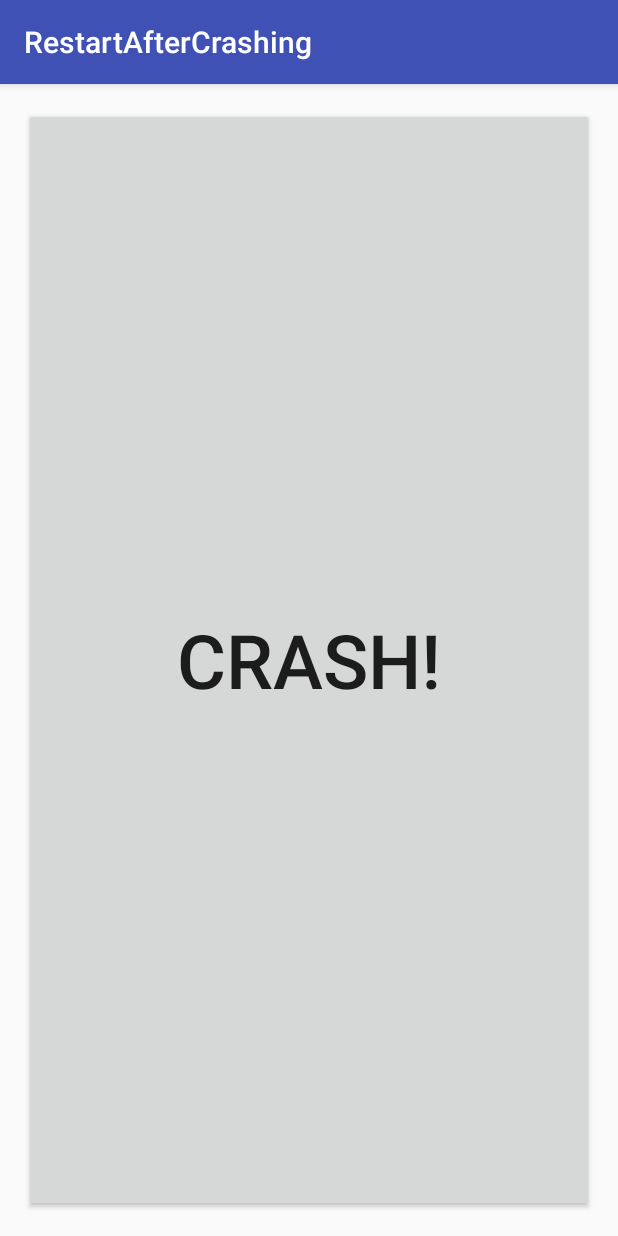
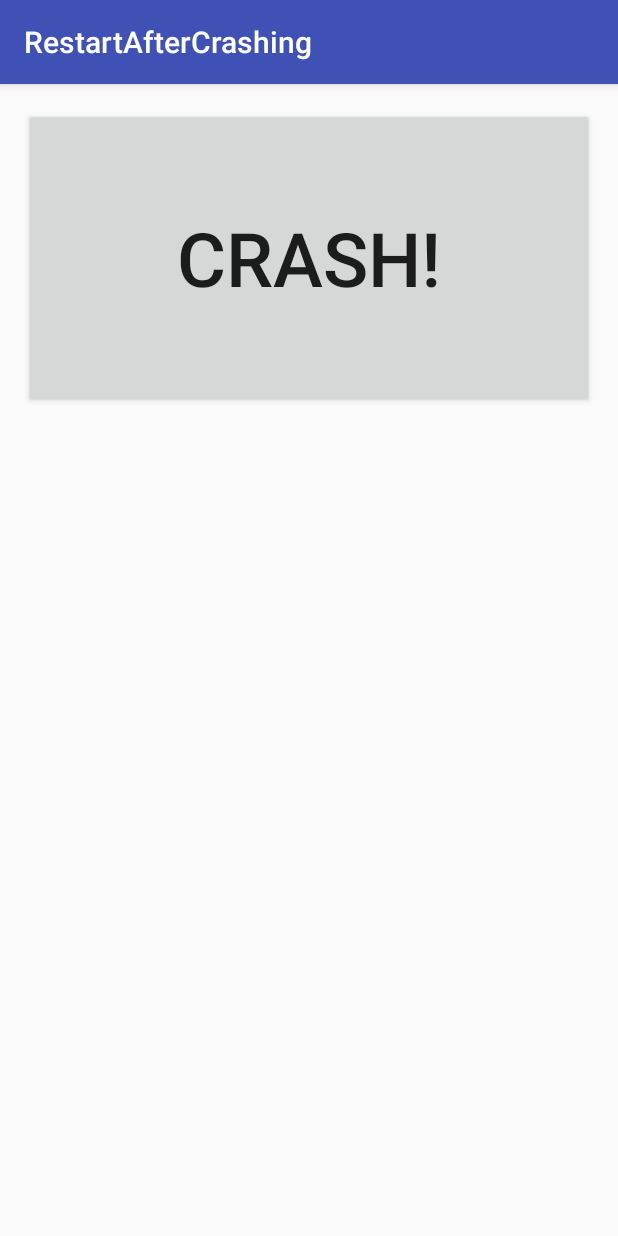
Before and after one commit to jiahaoliuliu/RestartAfterCrash, an Android app: the screen it shows after launch (MainActivity), on a phone screen of 412 x 824 dp. Run offline under Robolectric (Android 15) with nearby library versions, the phone set to English and light mode, and no system bars.

Commit message:
Created the method to cauch and restart the app after a crash

```diff
--- a/app/src/main/AndroidManifest.xml
+++ b/app/src/main/AndroidManifest.xml
@@ -3,6 +3,7 @@
     package="com.jiahaoliuliu.restartaftercrashing">
 
     <application
+        android:name=".MainApplication"
         android:allowBackup="true"
         android:icon="@mipmap/ic_launcher"
         android:label="@string/app_name"
@@ -11,7 +12,6 @@
         <activity android:name=".MainActivity">
             <intent-filter>
                 <action android:name="android.intent.action.MAIN" />
-
                 <category android:name="android.intent.category.LAUNCHER" />
             </intent-filter>
         </activity>
--- a/app/src/main/java/com/jiahaoliuliu/restartaftercrashing/MainActivity.java
+++ b/app/src/main/java/com/jiahaoliuliu/restartaftercrashing/MainActivity.java
@@ -3,15 +3,38 @@ package com.jiahaoliuliu.restartaftercrashing;
 import android.support.v7.app.AppCompatActivity;
 import android.os.Bundle;
 import android.view.View;
+import android.widget.TextView;
 
 public class MainActivity extends AppCompatActivity {
 
     private String crashThisApp;
 
+    // Views
+    private TextView mCrashReportTextView;
+
     @Override
     protected void onCreate(Bundle savedInstanceState) {
         super.onCreate(savedInstanceState);
         setContentView(R.layout.activity_main);
+
+        // link the views
+        mCrashReportTextView = (TextView) findViewById(R.id.crash_report_text_view);
+
+        // If the app has crashed before, show it
+        Bundle extras = getIntent().getExtras();
+        if (extras != null) {
+            StringBuilder stringBuilder = new StringBuilder();
+
+            if (extras.containsKey(MainApplication.INTENT_KEY_UNCAUGHT_EXCEPTION)) {
+                stringBuilder.append(extras.getString(MainApplication.INTENT_KEY_UNCAUGHT_EXCEPTION));
+            }
+
+            if (extras.containsKey(MainApplication.INTENT_KEY_STACK_TRACE)) {
+                stringBuilder.append(extras.getString(MainApplication.INTENT_KEY_STACK_TRACE));
+            }
+
+            mCrashReportTextView.setText(stringBuilder.toString());
+        }
     }
 
     /**
--- /dev/null
+++ b/app/src/main/java/com/jiahaoliuliu/restartaftercrashing/MainApplication.java
@@ -0,0 +1,56 @@
+package com.jiahaoliuliu.restartaftercrashing;
+
+import android.app.Application;
+import android.content.Context;
+import android.content.Intent;
+
+import java.io.PrintWriter;
+import java.io.StringWriter;
+import android.os.Process;
+
+/**
+ * Created by jiahao on 03/11/16.
+ */
+
+public class MainApplication extends Application {
+
+    public static final String INTENT_KEY_UNCAUGHT_EXCEPTION = "UncaughtException";
+    public static final String INTENT_KEY_STACK_TRACE = "StackTrace";
+
+    @Override
+    public void onCreate() {
+        super.onCreate();
+
+        Thread.setDefaultUncaughtExceptionHandler(new MyExceptionHandler(this,
+                MainActivity.class));
+    }
+
+    public class MyExceptionHandler implements
+            java.lang.Thread.UncaughtExceptionHandler {
+        private final Context myContext;
+        private final Class<?> myActivityClass;
+
+        public MyExceptionHandler(Context context, Class<?> c) {
+
+            myContext = context;
+            myActivityClass = c;
+        }
+
+        public void uncaughtException(Thread thread, Throwable exception) {
+
+            StringWriter stackTrace = new StringWriter();
+            exception.printStackTrace(new PrintWriter(stackTrace));
+            System.err.println(stackTrace);// You can use LogCat too
+            Intent intent = new Intent(myContext, myActivityClass);
+            String s = stackTrace.toString();
+            //you can use this String to know what caused the exception and in which Activity
+            intent.putExtra(INTENT_KEY_UNCAUGHT_EXCEPTION,
+                    "Exception is: " + stackTrace.toString());
+            intent.putExtra(INTENT_KEY_STACK_TRACE, s);
+            myContext.startActivity(intent);
+            //for restarting the Activity
+            Process.killProcess(Process.myPid());
+            System.exit(0);
+        }
+    }
+}
--- a/app/src/main/res/layout/activity_main.xml
+++ b/app/src/main/res/layout/activity_main.xml
@@ -1,15 +1,41 @@
 <?xml version="1.0" encoding="utf-8"?>
-<Button xmlns:android="http://schemas.android.com/apk/res/android"
+<ScrollView
+    xmlns:android="http://schemas.android.com/apk/res/android"
     xmlns:tools="http://schemas.android.com/tools"
-    android:id="@+id/activity_main"
+    android:layout_height="match_parent"
     android:layout_width="match_parent"
-    android:layout_height="match_parent"
-    android:layout_marginBottom="@dimen/activity_vertical_margin"
-    android:layout_marginLeft="@dimen/activity_horizontal_margin"
-    android:layout_marginRight="@dimen/activity_horizontal_margin"
-    android:layout_marginTop="@dimen/activity_vertical_margin"
     tools:context="com.jiahaoliuliu.restartaftercrashing.MainActivity"
-    android:text="@string/crash"
-    android:textSize="50sp"
-    android:onClick="crash"
-    />
+    >
+
+    <LinearLayout
+        xmlns:android="http://schemas.android.com/apk/res/android"
+        xmlns:tools="http://schemas.android.com/tools"
+        android:layout_height="match_parent"
+        android:layout_width="match_parent"
+        android:orientation="vertical"
+        android:paddingBottom="@dimen/activity_vertical_margin"
+        android:paddingLeft="@dimen/activity_horizontal_margin"
+        android:paddingRight="@dimen/activity_horizontal_margin"
+        android:paddingTop="@dimen/activity_vertical_margin"
+        >
+        <Button
+            android:id="@+id/activity_main"
+            android:layout_width="match_parent"
+            android:layout_height="0dp"
+            android:layout_weight="1"
+            android:minHeight="200dp"
+            android:text="@string/crash"
+            android:textSize="50sp"
+            android:onClick="crash"
+            android:layout_marginBottom="10dp"
+            />
+
+        <TextView
+            android:layout_marginTop="10dp"
+            android:id="@+id/crash_report_text_view"
+            android:layout_width="match_parent"
+            android:layout_height="wrap_content"
+            android:textSize="20sp"
+            />
+    </LinearLayout>
+</ScrollView>
```
